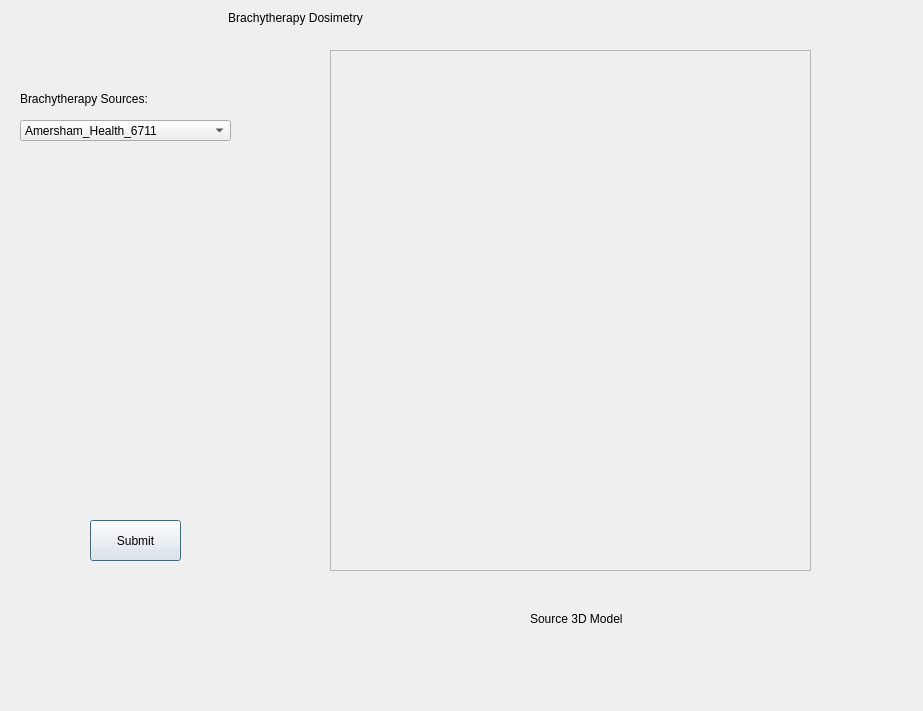
Afrodith/Error-Dosi, file forms/Brachytherapy.ui: the form before one commit.
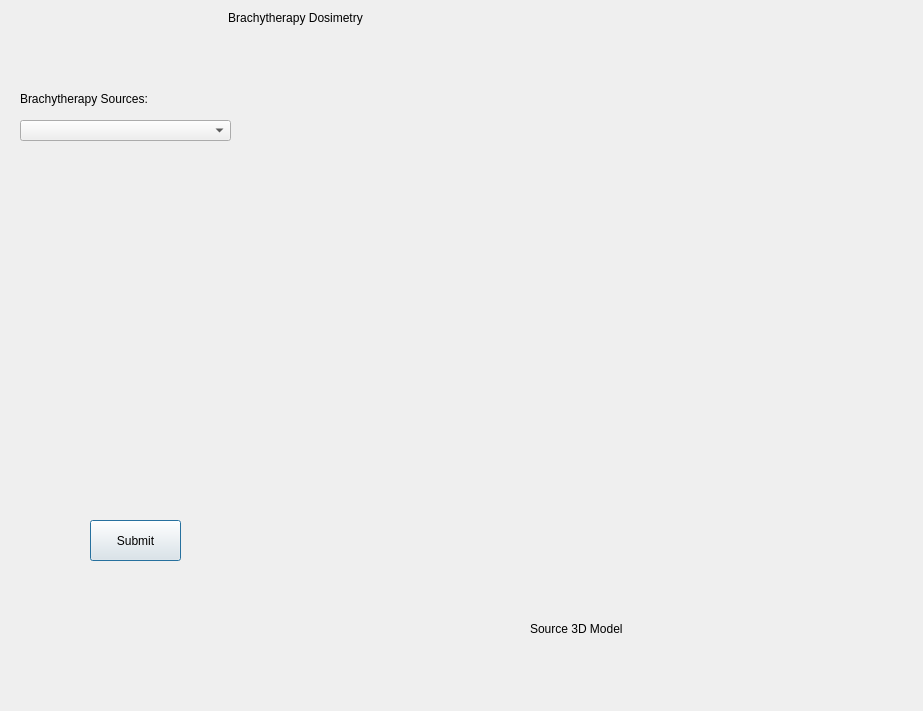
The form after the commit. Custom widgets are drawn as their Qt base class.

```diff
--- a/forms/Brachytherapy.ui
+++ b/forms/Brachytherapy.ui
@@ -41,6 +41,14 @@
      <height>21</height>
     </rect>
    </property>
+   <property name="currentIndex">
+    <number>0</number>
+   </property>
+   <item>
+    <property name="text">
+     <string/>
+    </property>
+   </item>
    <item>
     <property name="text">
      <string>Amersham_Health_6711</string>
@@ -102,7 +110,7 @@
    <property name="geometry">
     <rect>
      <x>530</x>
-     <y>610</y>
+     <y>620</y>
      <width>131</width>
      <height>17</height>
     </rect>
@@ -111,35 +119,18 @@
     <string>Source 3D Model</string>
    </property>
   </widget>
-  <widget class="QFrame" name="frame">
+  <widget class="QWidget" name="verticalLayoutWidget">
    <property name="geometry">
     <rect>
-     <x>330</x>
-     <y>50</y>
-     <width>481</width>
-     <height>521</height>
+     <x>300</x>
+     <y>60</y>
+     <width>571</width>
+     <height>541</height>
     </rect>
    </property>
-   <property name="frameShape">
-    <enum>QFrame::StyledPanel</enum>
-   </property>
-   <property name="frameShadow">
-    <enum>QFrame::Raised</enum>
-   </property>
-   <layout class="QGridLayout" name="gridLayout">
-    <item row="0" column="0">
-     <widget class="QVTKWidget" name="qvtkWidget"/>
-    </item>
-   </layout>
+   <layout class="QVBoxLayout" name="verticalLayout"/>
   </widget>
  </widget>
- <customwidgets>
-  <customwidget>
-   <class>QVTKWidget</class>
-   <extends>QWidget</extends>
-   <header>QVTKWidget.h</header>
-  </customwidget>
- </customwidgets>
  <resources/>
  <connections/>
 </ui>
```
